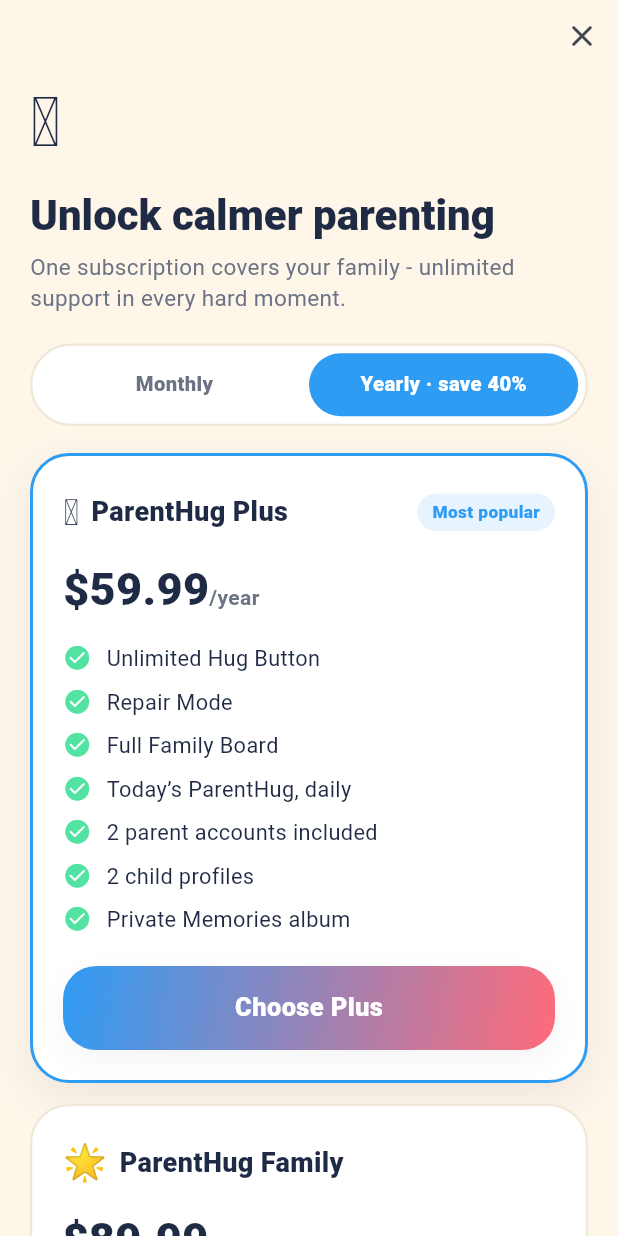
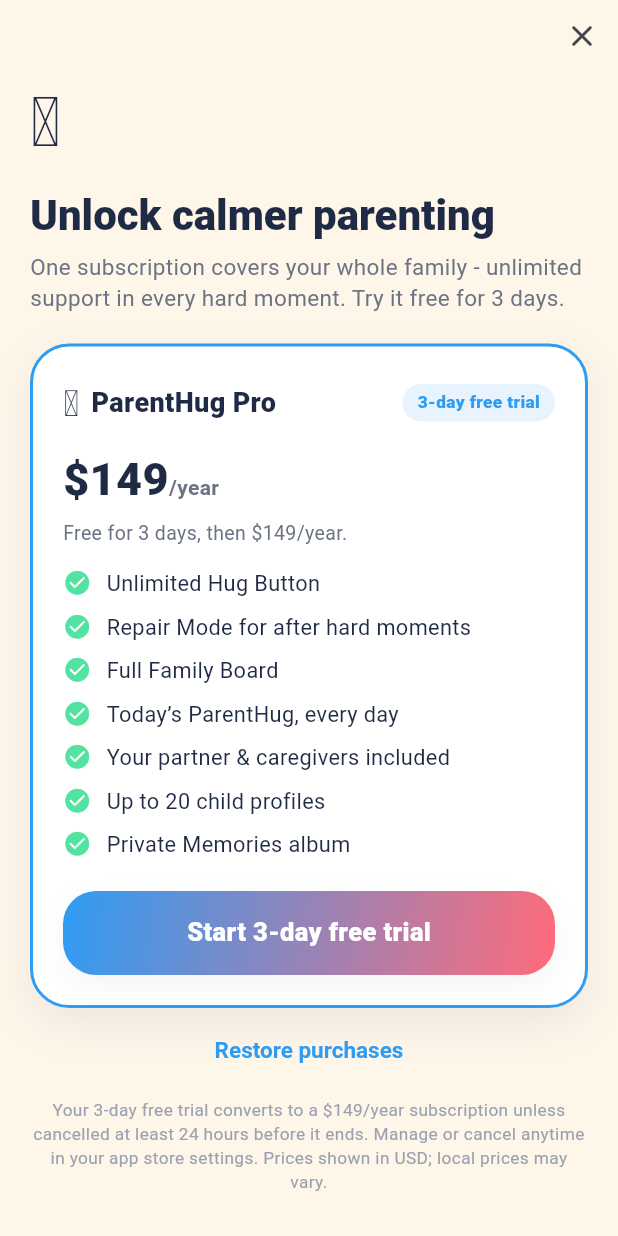
Before and after one commit to MatthewHN/ParentHug, a Flutter app: the PaywallScreen screen opened by its route, on a phone screen of 412 x 824 dp. Run offline on Flutter 3.47's test engine with Material 3 defaults, Android fonts, the phone set to English and light mode, and no system bars; our stand-ins replace cached_network_image, flutter_riverpod, go_router, google_sign_in, image_picker, sign_in_with_apple and 1 more; missing offline and left inert: purchases_flutter; accounts and stored records are empty.

Commit message:
Add native Google/Apple sign-in and single Pro subscription tier
Social auth (wires the previously-placeholder buttons to Supabase
signInWithIdToken):
- Continue with Google: native flow on iOS + Android; client IDs read
  from GOOGLE_WEB_CLIENT_ID / GOOGLE_IOS_CLIENT_ID (no secrets in code).
- Continue with Apple: native flow shown ONLY on iOS (hashed-nonce),
  captures the first-time name into the profile.
- iOS: Sign in with Apple entitlement + Google reversed-client-id URL
  scheme; deps google_sign_in, sign_in_with_apple, crypto.

Pricing: collapse free/plus/family into a single paid "pro" tier.
- DB plan_tier enum -> ('free','pro'); family_plan() ordering.
- revenuecat_webhook maps any pro entitlement/product -> pro.
- App: PlanTier enum, entitlement providers, and paywall rebuilt as one
  Pro card ($149/yr, 3-day free trial, product parenthug_pro_yearly).

Tooling/docs: add Supabase CLI devDependency; MANUAL_SETUP now documents
Google/Apple provider setup and the Pro pricing model.

Co-Authored-By: Claude Opus 4.8 <noreply@anthropic.com>

```diff
--- a/apps/mobile/lib/core/config/env.dart
+++ b/apps/mobile/lib/core/config/env.dart
@@ -27,8 +27,21 @@ class Env {
   static const revenueCatAndroidKey =
       String.fromEnvironment('REVENUECAT_ANDROID_API_KEY', defaultValue: '');
 
+  // ---- Google Sign-In (native) ----
+  // OAuth client IDs from Google Cloud Console (see docs/MANUAL_SETUP.md).
+  // These are NOT secrets. iOS passes the iOS client id; both platforms pass the
+  // Web client id as `serverClientId` so Supabase receives a verifiable ID token.
+  static const googleIosClientId =
+      String.fromEnvironment('GOOGLE_IOS_CLIENT_ID', defaultValue: '');
+  static const googleWebClientId =
+      String.fromEnvironment('GOOGLE_WEB_CLIENT_ID', defaultValue: '');
+
   static bool get isSupabaseConfigured =>
       supabaseUrl.isNotEmpty && supabaseAnonKey.isNotEmpty;
+
+  /// Google sign-in needs at least the Web (server) client id to mint an ID
+  /// token Supabase can verify. When absent, the Google button stays inert.
+  static bool get isGoogleSignInConfigured => googleWebClientId.isNotEmpty;
 
   /// When RevenueCat isn't configured the app unlocks premium features so the
   /// product can be demoed end-to-end before billing is wired up.
--- a/apps/mobile/lib/features/repair/presentation/repair_screen.dart
+++ b/apps/mobile/lib/features/repair/presentation/repair_screen.dart
@@ -48,7 +48,7 @@ class _RepairScreenState extends ConsumerState<RepairScreen> {
 
   Future<void> _generate() async {
     FocusScope.of(context).unfocus();
-    if (!ensureEntitled(context, ref, min: PlanTier.plus)) return;
+    if (!ensureEntitled(context, ref, min: PlanTier.pro)) return;
     final familyId = ref.read(currentFamilyIdProvider);
     if (familyId == null) return;
     if (_situation.text.trim().isEmpty) {
--- a/apps/mobile/lib/features/subscription/application/entitlement_gate.dart
+++ b/apps/mobile/lib/features/subscription/application/entitlement_gate.dart
@@ -11,7 +11,7 @@ import 'subscription_providers.dart';
 bool ensureEntitled(
   BuildContext context,
   WidgetRef ref, {
-  PlanTier min = PlanTier.plus,
+  PlanTier min = PlanTier.pro,
 }) {
   final plan = ref.read(entitlementProvider);
   if (plan.rank >= min.rank) return true;
--- a/apps/mobile/lib/features/subscription/application/subscription_providers.dart
+++ b/apps/mobile/lib/features/subscription/application/subscription_providers.dart
@@ -25,27 +25,24 @@ final usageProvider = FutureProvider<UsageLimits?>((ref) {
 /// demoed end-to-end pre-billing. Once configured, the DB subscription (kept in
 /// sync by the RevenueCat webhook) is the source of truth.
 final entitlementProvider = Provider<PlanTier>((ref) {
-  if (!Env.isRevenueCatConfigured) return PlanTier.family;
+  if (!Env.isRevenueCatConfigured) return PlanTier.pro;
   final sub = ref.watch(familySubscriptionProvider).valueOrNull;
   return sub?.effectivePlan ?? PlanTier.free;
 });
 
-final hasPlusProvider = Provider<bool>(
-  (ref) => ref.watch(entitlementProvider).rank >= PlanTier.plus.rank,
+final hasProProvider = Provider<bool>(
+  (ref) => ref.watch(entitlementProvider).rank >= PlanTier.pro.rank,
 );
 
-final hasFamilyPlanProvider = Provider<bool>(
-  (ref) => ref.watch(entitlementProvider) == PlanTier.family,
-);
+/// Max child profiles allowed by the current plan. Pro is effectively
+/// unlimited; free is capped to a single child.
+const _proMaxChildren = 20;
 
-/// Max child profiles allowed by the current plan.
 final maxChildrenProvider = Provider<int>((ref) {
   switch (ref.watch(entitlementProvider)) {
     case PlanTier.free:
       return 1;
-    case PlanTier.plus:
-      return 2;
-    case PlanTier.family:
-      return 4;
+    case PlanTier.pro:
+      return _proMaxChildren;
   }
 });
--- a/apps/mobile/lib/features/subscription/presentation/paywall_screen.dart
+++ b/apps/mobile/lib/features/subscription/presentation/paywall_screen.dart
@@ -8,38 +8,26 @@ import '../../../core/theme/app_colors.dart';
 import '../../../core/theme/app_spacing.dart';
 import '../../../core/utils/app_snackbar.dart';
 import '../../../core/widgets/buttons.dart';
-import '../../../models/enums.dart';
 import '../../../services/revenuecat_service.dart';
 import '../application/subscription_providers.dart';
 
-/// Static pricing catalog (used for display; real prices come from the store
-/// when RevenueCat is configured).
-class _Plan {
-  const _Plan(this.tier, this.emoji, this.monthly, this.yearly, this.features);
-  final PlanTier tier;
-  final String emoji;
-  final String monthly;
-  final String yearly;
-  final List<String> features;
-}
+/// Product identifier for the single Pro plan (yearly). Must match the product
+/// created in App Store Connect / Google Play and attached to the `pro`
+/// entitlement in RevenueCat.
+const _proProductId = 'parenthug_pro_yearly';
 
-const _plans = [
-  _Plan(PlanTier.plus, '🫶', r'$9.99', r'$59.99', [
+/// Static display copy. When RevenueCat is configured the real localized price
+/// and trial come from the store; these are the pre-billing fallbacks.
+const _proPrice = r'$149';
+const _trialDays = 3;
+const _proFeatures = [
   'Unlimited Hug Button',
-    'Repair Mode',
+  'Repair Mode for after hard moments',
   'Full Family Board',
-    'Today’s ParentHug, daily',
-    '2 parent accounts included',
-    '2 child profiles',
+  'Today’s ParentHug, every day',
+  'Your partner & caregivers included',
+  'Up to 20 child profiles',
   'Private Memories album',
-  ]),
-  _Plan(PlanTier.family, '🌟', r'$14.99', r'$89.99', [
-    'Everything in Plus',
-    'Up to 4 child profiles',
-    'Extra caregivers',
-    'Advanced memories',
-    'Weekly family recap',
-  ]),
 ];
 
 class PaywallScreen extends ConsumerStatefulWidget {
@@ -50,7 +38,6 @@ class PaywallScreen extends ConsumerStatefulWidget {
 }
 
 class _PaywallScreenState extends ConsumerState<PaywallScreen> {
-  bool _yearly = true;
   bool _busy = false;
   Offerings? _offerings;
 
@@ -65,26 +52,25 @@ class _PaywallScreenState extends ConsumerState<PaywallScreen> {
     if (mounted) setState(() => _offerings = offerings);
   }
 
-  Package? _packageFor(PlanTier tier) {
-    final id = 'parenthug_${tier.value}_${_yearly ? 'yearly' : 'monthly'}';
+  Package? _proPackage() {
     final all = _offerings?.all.values ?? const [];
     for (final offering in all) {
       for (final pkg in offering.availablePackages) {
-        if (pkg.storeProduct.identifier == id) return pkg;
+        if (pkg.storeProduct.identifier == _proProductId) return pkg;
       }
     }
     return null;
   }
 
-  Future<void> _purchase(PlanTier tier) async {
+  Future<void> _purchase() async {
     if (!RevenueCatService.instance.isConfigured) {
       AppSnackbar.show(context,
           'In-app purchases activate once billing is configured. You have full demo access for now.');
       return;
     }
-    final pkg = _packageFor(tier);
+    final pkg = _proPackage();
     if (pkg == null) {
-      AppSnackbar.error(context, 'That plan isn’t available yet.');
+      AppSnackbar.error(context, 'The plan isn’t available yet.');
       return;
     }
     setState(() => _busy = true);
@@ -141,26 +127,12 @@ class _PaywallScreenState extends ConsumerState<PaywallScreen> {
                       style: Theme.of(context).textTheme.headlineMedium),
                   const SizedBox(height: 8),
                   const Text(
-                    'One subscription covers your family - unlimited support in every hard moment.',
+                    'One subscription covers your whole family - unlimited support in every hard moment. Try it free for $_trialDays days.',
                     style: TextStyle(
                         color: AppColors.inkMuted, fontSize: 15, height: 1.4),
                   ),
                   const SizedBox(height: 20),
-                  _BillingToggle(
-                    yearly: _yearly,
-                    onChanged: (v) => setState(() => _yearly = v),
-                  ),
-                  const SizedBox(height: 18),
-                  for (final plan in _plans) ...[
-                    _PlanCard(
-                      plan: plan,
-                      yearly: _yearly,
-                      busy: _busy,
-                      highlighted: plan.tier == PlanTier.plus,
-                      onSelect: () => _purchase(plan.tier),
-                    ),
-                    const SizedBox(height: 14),
-                  ],
+                  _ProCard(busy: _busy, onSelect: _purchase),
                   const SizedBox(height: 4),
                   Center(
                     child: TextButton(
@@ -170,9 +142,10 @@ class _PaywallScreenState extends ConsumerState<PaywallScreen> {
                   ),
                   const SizedBox(height: 8),
                   const Text(
-                    'Subscriptions renew automatically until cancelled. Manage or cancel anytime in your app store settings. Prices shown in USD; local prices may vary.',
+                    'Your $_trialDays-day free trial converts to a $_proPrice/year subscription unless cancelled at least 24 hours before it ends. Manage or cancel anytime in your app store settings. Prices shown in USD; local prices may vary.',
                     textAlign: TextAlign.center,
-                    style: TextStyle(color: AppColors.inkFaint, fontSize: 11.5, height: 1.4),
+                    style: TextStyle(
+                        color: AppColors.inkFaint, fontSize: 11.5, height: 1.4),
                   ),
                 ],
               ),
@@ -184,97 +157,33 @@ class _PaywallScreenState extends ConsumerState<PaywallScreen> {
   }
 }
 
-class _BillingToggle extends StatelessWidget {
-  const _BillingToggle({required this.yearly, required this.onChanged});
-  final bool yearly;
-  final ValueChanged<bool> onChanged;
+class _ProCard extends StatelessWidget {
+  const _ProCard({required this.busy, required this.onSelect});
 
-  @override
-  Widget build(BuildContext context) {
-    return Container(
-      padding: const EdgeInsets.all(5),
-      decoration: BoxDecoration(
-        color: Colors.white,
-        borderRadius: BorderRadius.circular(99),
-        border: Border.all(color: AppColors.hairline, width: 1.5),
-      ),
-      child: Row(
-        children: [
-          _seg('Monthly', !yearly, () => onChanged(false)),
-          _seg('Yearly · save 40%', yearly, () => onChanged(true)),
-        ],
-      ),
-    );
-  }
-
-  Widget _seg(String label, bool selected, VoidCallback onTap) {
-    return Expanded(
-      child: GestureDetector(
-        onTap: onTap,
-        child: AnimatedContainer(
-          duration: const Duration(milliseconds: 150),
-          padding: const EdgeInsets.symmetric(vertical: 11),
-          alignment: Alignment.center,
-          decoration: BoxDecoration(
-            color: selected ? AppColors.primary : Colors.transparent,
-            borderRadius: BorderRadius.circular(99),
-          ),
-          child: Text(
-            label,
-            style: TextStyle(
-              color: selected ? Colors.white : AppColors.inkMuted,
-              fontWeight: FontWeight.w800,
-              fontSize: 13.5,
-            ),
-          ),
-        ),
-      ),
-    );
-  }
-}
-
-class _PlanCard extends StatelessWidget {
-  const _PlanCard({
-    required this.plan,
-    required this.yearly,
-    required this.busy,
-    required this.highlighted,
-    required this.onSelect,
-  });
-
-  final _Plan plan;
-  final bool yearly;
   final bool busy;
-  final bool highlighted;
   final VoidCallback onSelect;
 
   @override
   Widget build(BuildContext context) {
-    final price = yearly ? plan.yearly : plan.monthly;
-    final period = yearly ? '/year' : '/month';
     return Container(
       padding: const EdgeInsets.all(20),
       decoration: BoxDecoration(
         color: Colors.white,
         borderRadius: BorderRadius.circular(26),
-        border: Border.all(
-          color: highlighted ? AppColors.primary : AppColors.hairline,
-          width: highlighted ? 2 : 1.5,
-        ),
-        boxShadow: highlighted ? AppShadows.soft : null,
+        border: Border.all(color: AppColors.primary, width: 2),
+        boxShadow: AppShadows.soft,
       ),
       child: Column(
         crossAxisAlignment: CrossAxisAlignment.start,
         children: [
           Row(
             children: [
-              Text(plan.emoji, style: const TextStyle(fontSize: 24)),
+              const Text('🫂', style: TextStyle(fontSize: 24)),
               const SizedBox(width: 8),
-              Text(plan.tier.label,
-                  style: const TextStyle(
-                      fontWeight: FontWeight.w900, fontSize: 18)),
+              const Text('ParentHug Pro',
+                  style:
+                      TextStyle(fontWeight: FontWeight.w900, fontSize: 18)),
               const Spacer(),
-              if (highlighted)
               Container(
                 padding:
                     const EdgeInsets.symmetric(horizontal: 10, vertical: 4),
@@ -282,7 +191,7 @@ class _PlanCard extends StatelessWidget {
                   color: AppColors.primarySoft,
                   borderRadius: BorderRadius.circular(99),
                 ),
-                  child: const Text('Most popular',
+                child: const Text('$_trialDays-day free trial',
                     style: TextStyle(
                         color: AppColors.primary,
                         fontWeight: FontWeight.w800,
@@ -291,22 +200,25 @@ class _PlanCard extends StatelessWidget {
             ],
           ),
           const SizedBox(height: 12),
-          Row(
+          const Row(
             crossAxisAlignment: CrossAxisAlignment.baseline,
             textBaseline: TextBaseline.alphabetic,
             children: [
-              Text(price,
-                  style: const TextStyle(
+              Text(_proPrice,
+                  style: TextStyle(
                       fontWeight: FontWeight.w900,
                       fontSize: 30,
                       color: AppColors.ink)),
-              Text(period,
-                  style: const TextStyle(
+              Text('/year',
+                  style: TextStyle(
                       color: AppColors.inkMuted, fontWeight: FontWeight.w700)),
             ],
           ),
+          const SizedBox(height: 4),
+          const Text('Free for $_trialDays days, then $_proPrice/year.',
+              style: TextStyle(color: AppColors.inkMuted, fontSize: 13)),
           const SizedBox(height: 14),
-          for (final f in plan.features)
+          for (final f in _proFeatures)
             Padding(
               padding: const EdgeInsets.only(bottom: 8),
               child: Row(
@@ -324,11 +236,9 @@ class _PlanCard extends StatelessWidget {
             ),
           const SizedBox(height: 12),
           PrimaryButton(
-            label: 'Choose ${plan.tier == PlanTier.plus ? 'Plus' : 'Family'}',
+            label: 'Start $_trialDays-day free trial',
             loading: busy,
-            gradient: highlighted
-                ? AppColors.hugGradient
-                : AppColors.skyGradient,
+            gradient: AppColors.hugGradient,
             onPressed: onSelect,
           ),
         ],
--- a/apps/mobile/lib/models/enums.dart
+++ b/apps/mobile/lib/models/enums.dart
@@ -86,8 +86,7 @@ enum ParentReaction {
 
 enum PlanTier {
   free('free', 'Free'),
-  plus('plus', 'ParentHug Plus'),
-  family('family', 'ParentHug Family');
+  pro('pro', 'ParentHug Pro');
 
   const PlanTier(this.value, this.label);
   final String value;
@@ -98,10 +97,9 @@ enum PlanTier {
 
   bool get isPaid => this != free;
 
-  /// Rank so we can compare entitlements (family > plus > free).
+  /// Rank so we can compare entitlements (pro > free).
   int get rank => switch (this) {
         free => 0,
-        plus => 1,
-        family => 2,
+        pro => 1,
       };
 }
--- a/apps/mobile/pubspec.yaml
+++ b/apps/mobile/pubspec.yaml
@@ -23,6 +23,11 @@ dependencies:
   # Payments (RevenueCat)
   purchases_flutter: ^8.2.0
 
+  # Social sign-in (native Google + Apple → Supabase signInWithIdToken)
+  google_sign_in: ^6.2.1
+  sign_in_with_apple: ^6.1.0
+  crypto: ^3.0.3
+
   # UI / assets
   cached_network_image: ^3.4.1
 
--- /dev/null
+++ b/package.json
@@ -0,0 +1,5 @@
+{
+  "devDependencies": {
+    "supabase": "^2.109.1"
+  }
+}
```
Also changed, not shown: apps/mobile/lib/features/auth/application/auth_controller.dart (+25 -0 lines), apps/mobile/lib/features/auth/data/auth_repository.dart (+80 -0 lines), apps/mobile/lib/features/auth/presentation/widgets/social_auth_buttons.dart (+72 -12 lines), apps/mobile/pubspec.lock, package-lock.json (added), 8 other files. Lines whose indentation alone changed are shown as unchanged.
